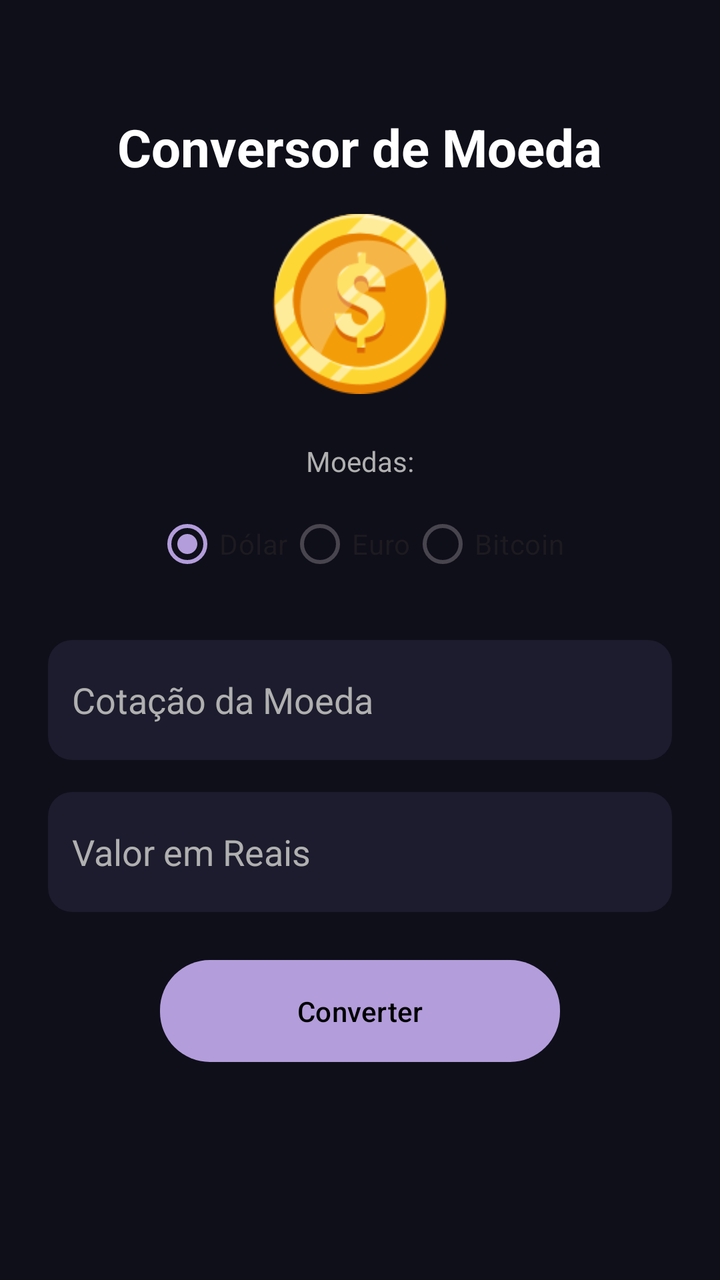
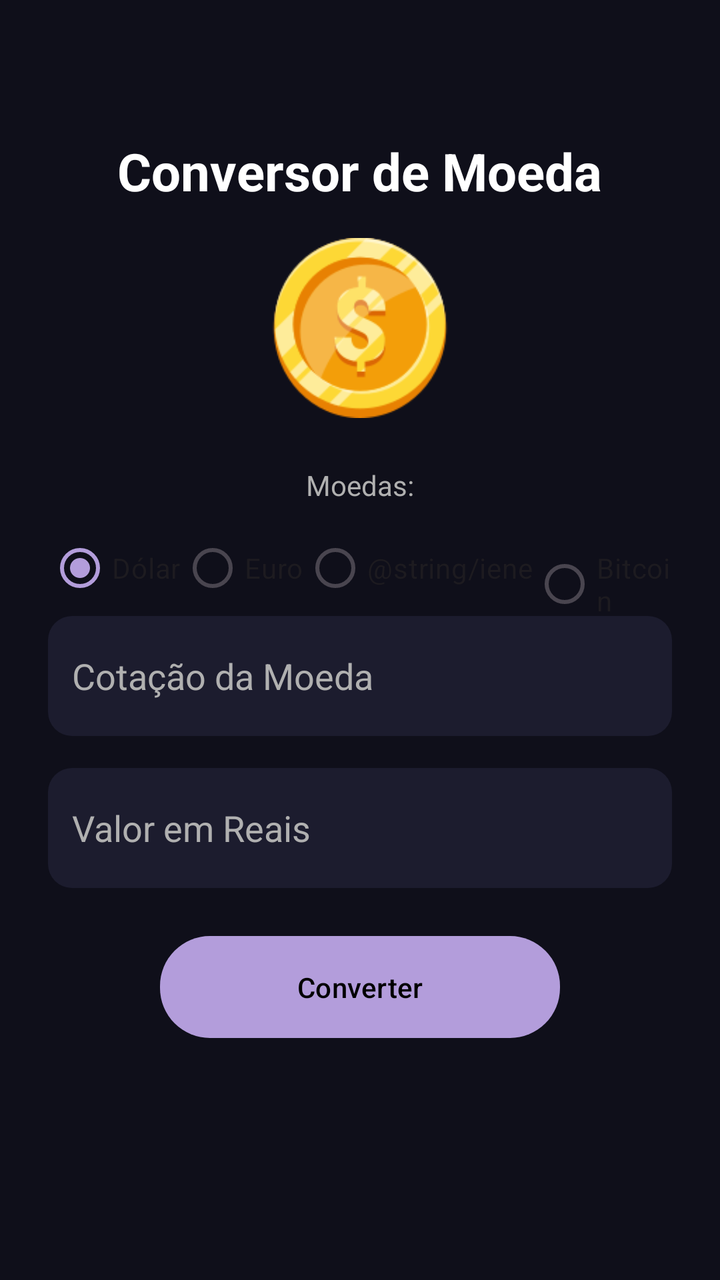

Compare the two renders of this Android layout. The source of the first and the diff that turns it into the second are given below.
<!-- AndroidManifest.xml: application theme Theme.AppMoeda -->
<!-- res/layout/activity_main.xml -->
<?xml version="1.0" encoding="utf-8"?>
<androidx.constraintlayout.widget.ConstraintLayout xmlns:android="http://schemas.android.com/apk/res/android"
    xmlns:app="http://schemas.android.com/apk/res-auto"
    android:id="@+id/main"
    android:layout_width="match_parent"
    android:layout_height="match_parent"
    android:background="@color/background">

    <LinearLayout
        android:layout_width="match_parent"
        android:layout_height="wrap_content"
        android:gravity="center"
        android:orientation="vertical"
        android:padding="24dp"
        app:layout_constraintTop_toTopOf="parent"
        app:layout_constraintBottom_toBottomOf="parent"
        app:layout_constraintStart_toStartOf="parent"
        app:layout_constraintEnd_toEndOf="parent">

        <TextView
            android:id="@+id/textView"
            android:layout_width="wrap_content"
            android:layout_height="wrap_content"
            android:layout_marginBottom="16dp"
            android:text="@string/conversor_de_moeda"
            android:textSize="26sp"
            android:textColor="@color/text_primary"
            android:textStyle="bold" />

        <ImageView
            android:id="@+id/imageView"
            android:layout_width="90dp"
            android:layout_height="90dp"
            android:layout_marginBottom="24dp"
            android:contentDescription="@string/icone_nota"
            android:scaleType="centerInside"
            app:srcCompat="@drawable/coin" />

        <TextView
            android:id="@+id/textView2"
            android:layout_width="wrap_content"
            android:layout_height="wrap_content"
            android:layout_marginBottom="8dp"
            android:text="@string/moeda"
            android:textColor="@color/text_secondary" />

        <RadioGroup
            android:id="@+id/radioGroup"
            android:layout_width="wrap_content"
            android:layout_height="wrap_content"
            android:layout_marginBottom="24dp"
            android:orientation="horizontal">

            <RadioButton
                android:id="@+id/rd_dol"
                android:layout_width="wrap_content"
                android:layout_height="wrap_content"
                android:checked="true"
                android:text="@string/dolar" />

            <RadioButton
                android:id="@+id/rd_euro"
                android:layout_width="wrap_content"
                android:layout_height="wrap_content"
                android:text="@string/euro" />

            <RadioButton
                android:id="@+id/rd_btc"
                android:layout_width="wrap_content"
                android:layout_height="wrap_content"
                android:text="@string/bitcoin" />
        </RadioGroup>

        <EditText
            android:id="@+id/id_val_cotacao"
            android:layout_width="match_parent"
            android:layout_height="60dp"
            android:layout_marginBottom="16dp"
            android:hint="@string/cotacao_moeda"
            android:inputType="numberDecimal"
            android:background="@drawable/bg_input"
            android:textColor="@color/text_primary"
            android:textColorHint="@color/text_secondary"
            android:padding="12dp" />

        <EditText
            android:id="@+id/id_val_reais"
            android:layout_width="match_parent"
            android:layout_height="60dp"
            android:layout_marginBottom="24dp"
            android:hint="@string/valor_em_reais"
            android:inputType="numberDecimal"
            android:background="@drawable/bg_input"
            android:textColor="@color/text_primary"
            android:textColorHint="@color/text_secondary"
            android:padding="12dp" />

        <Button
            android:id="@+id/id_btn_converter"
            android:layout_width="200dp"
            android:layout_height="wrap_content"
            android:layout_marginBottom="24dp"
            android:text="@string/converter"
            android:background="@drawable/bg_button"
            android:textColor="@color/black"
            android:padding="12dp" />

        <TextView
            android:id="@+id/id_resultado"
            android:layout_width="2dp"
            android:layout_height="wrap_content"
            android:textColor="@color/text_primary"
            android:textSize="22sp"
            android:textStyle="bold" />

    </LinearLayout>

</androidx.constraintlayout.widget.ConstraintLayout>
<!-- resources referenced by this layout -->
<resources>
  <color name="background">#0F0F1A</color>
  <color name="black">#000000</color>
  <color name="text_primary">#FFFFFF</color>
  <color name="text_secondary">#B0B0B0</color>
  <!-- drawable bg_button (drawable) -->
  <?xml version="1.0" encoding="utf-8"?>
  <shape xmlns:android="http://schemas.android.com/apk/res/android">
      <solid android:color="@color/primary"/>
      <corners android:radius="25dp"/>
  </shape>
  <!-- drawable bg_input (drawable) -->
  <?xml version="1.0" encoding="utf-8"?>
  <shape xmlns:android="http://schemas.android.com/apk/res/android">
      <solid android:color="@color/surface"/>
      <corners android:radius="12dp"/>
      <padding android:left="12dp" android:right="12dp"/>
  </shape>
  <!-- drawable coin: png bitmap (drawable, 9400 bytes) -->
  <string name="bitcoin">Bitcoin</string>
  <string name="conversor_de_moeda">Conversor de Moeda</string>
  <string name="converter">Converter</string>
  <string name="cotacao_moeda">Cotação da Moeda</string>
  <string name="dolar">Dólar</string>
  <string name="euro">Euro</string>
  <string name="icone_nota">Icone da nota de um dólar</string>
  <string name="moeda">Moedas:</string>
  <string name="valor_em_reais">Valor em Reais</string>
  <style name="Theme.AppMoeda" parent="Theme.Material3.DayNight.NoActionBar">
          <item name="android:windowBackground">@color/background</item>
          <item name="colorPrimary">@color/primary</item>
          <item name="android:textColor">@color/text_primary</item>
      </style>
  <color name="primary">#B39DDB</color>
  <color name="surface">#1C1C2E</color>
</resources>

<!-- the commit's change to res/layout/activity_main.xml (unified diff, before → after) -->
@@ -48,9 +48,7 @@
             android:id="@+id/radioGroup"
             android:layout_width="wrap_content"
             android:layout_height="wrap_content"
-            android:layout_marginBottom="24dp"
             android:orientation="horizontal">
-
             <RadioButton
                 android:id="@+id/rd_dol"
                 android:layout_width="wrap_content"
@@ -63,7 +61,11 @@
                 android:layout_width="wrap_content"
                 android:layout_height="wrap_content"
                 android:text="@string/euro" />
-
+            <RadioButton
+                android:id="@+id/rd_iene"
+                android:layout_width="wrap_content"
+                android:layout_height="wrap_content"
+                android:text="@string/iene" />
             <RadioButton
                 android:id="@+id/rd_btc"
                 android:layout_width="wrap_content"
@@ -107,7 +109,7 @@
 
         <TextView
             android:id="@+id/id_resultado"
-            android:layout_width="2dp"
+            android:layout_width="wrap_content"
             android:layout_height="wrap_content"
             android:textColor="@color/text_primary"
             android:textSize="22sp"
